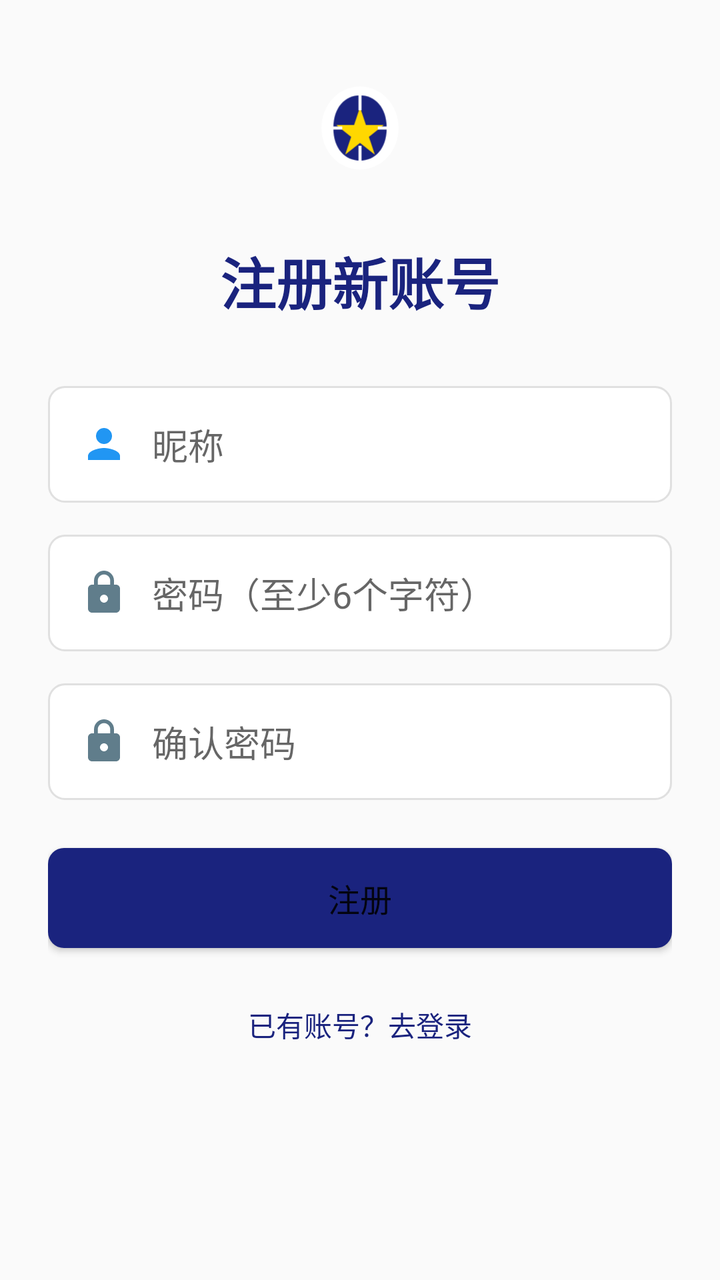
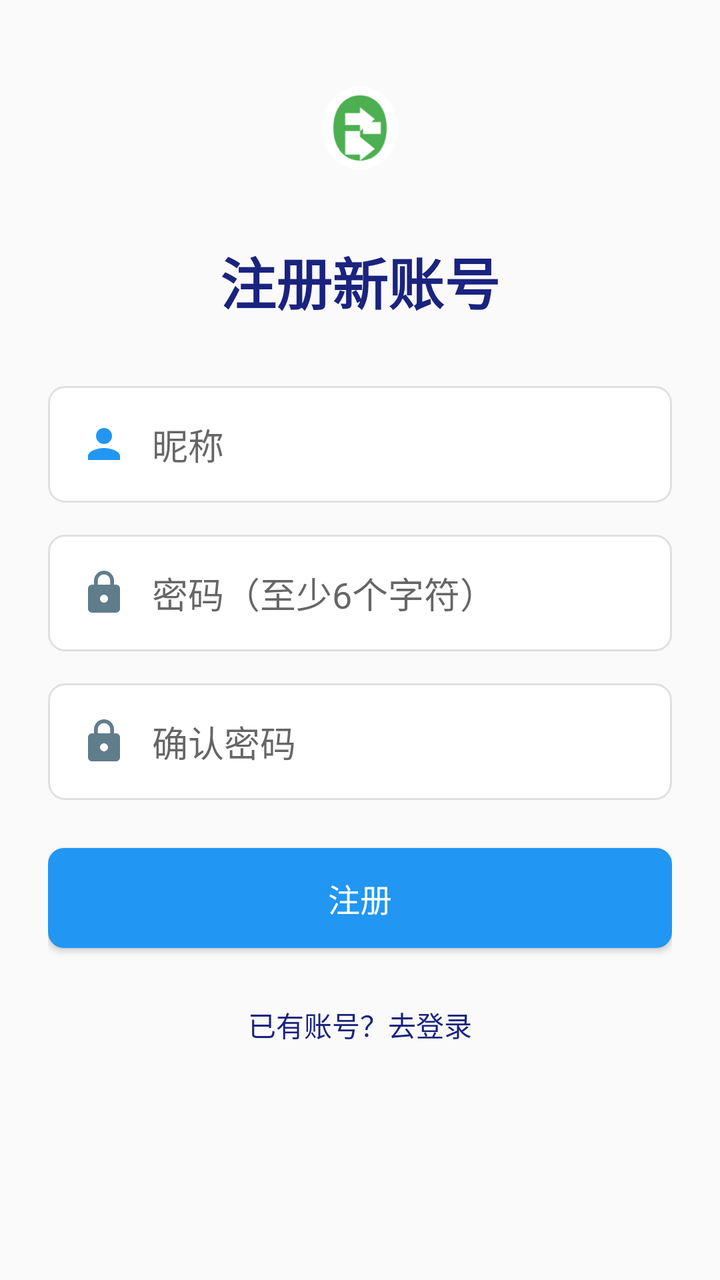

Before-and-after screenshots of an Android layout around one commit, followed by the original layout XML and the change that was made.
<!-- AndroidManifest.xml: application theme Theme.DShare -->
<!-- res/layout/activity_register.xml -->
<?xml version="1.0" encoding="utf-8"?>
<ScrollView xmlns:android="http://schemas.android.com/apk/res/android"
    android:layout_width="match_parent"
    android:layout_height="match_parent"
    android:background="#FAFAFA">
    <LinearLayout
        android:layout_width="match_parent"
        android:layout_height="wrap_content"
        android:orientation="vertical"
        android:padding="24dp"
        android:gravity="center">
        <ImageView
            android:layout_width="80dp"
            android:layout_height="80dp"
            android:src="@drawable/ic_launcher_foreground"
            android:layout_marginBottom="16dp" />
        <TextView
            android:layout_width="wrap_content"
            android:layout_height="wrap_content"
            android:text="@string/register_title"
            android:textSize="28sp"
            android:textStyle="bold"
            android:textColor="#1A237E"
            android:layout_marginBottom="32dp" />
        <EditText
            android:id="@+id/et_nickname"
            android:layout_width="match_parent"
            android:layout_height="wrap_content"
            android:hint="@string/nickname_hint"
            android:padding="16dp"
            android:background="@drawable/edittext_bg"
            android:drawableStart="@drawable/ic_person"
            android:drawablePadding="12dp" />
        <EditText
            android:id="@+id/et_password"
            android:layout_width="match_parent"
            android:layout_height="wrap_content"
            android:hint="@string/password_min_hint"
            android:inputType="textPassword"
            android:padding="16dp"
            android:layout_marginTop="16dp"
            android:background="@drawable/edittext_bg"
            android:drawableStart="@drawable/ic_lock"
            android:drawablePadding="12dp" />
        <EditText
            android:id="@+id/et_confirm_password"
            android:layout_width="match_parent"
            android:layout_height="wrap_content"
            android:hint="@string/confirm_password_hint"
            android:inputType="textPassword"
            android:padding="16dp"
            android:layout_marginTop="16dp"
            android:background="@drawable/edittext_bg"
            android:drawableStart="@drawable/ic_lock"
            android:drawablePadding="12dp" />
        <Button
            android:id="@+id/btn_register"
            android:layout_width="match_parent"
            android:layout_height="50dp"
            android:text="@string/btn_register"
            android:layout_marginTop="24dp"
            android:textSize="16sp"
            android:background="@drawable/button_primary_bg" />
        <TextView
            android:id="@+id/tv_login"
            android:layout_width="wrap_content"
            android:layout_height="wrap_content"
            android:text="@string/has_account_login"
            android:layout_marginTop="20dp"
            android:textColor="#1A237E"
            android:textSize="14sp"
            android:padding="8dp" />
    </LinearLayout>
</ScrollView>
<!-- resources referenced by this layout -->
<resources>
  <!-- drawable button_primary_bg (drawable) -->
  <?xml version="1.0" encoding="utf-8"?>
  <shape xmlns:android="http://schemas.android.com/apk/res/android">
      <solid android:color="#1A237E" />
      <corners android:radius="8dp" />
  </shape>
  <!-- drawable edittext_bg (drawable) -->
  <?xml version="1.0" encoding="utf-8"?>
  <shape xmlns:android="http://schemas.android.com/apk/res/android">
      <solid android:color="#FFFFFF" />
      <corners android:radius="8dp" />
      <stroke android:width="1dp" android:color="#E0E0E0" />
  </shape>
  <!-- drawable ic_launcher_foreground (drawable) -->
  <?xml version="1.0" encoding="utf-8"?>
  <vector xmlns:android="http://schemas.android.com/apk/res/android"
      android:width="108dp"
      android:height="108dp"
      android:viewportWidth="108"
      android:viewportHeight="108">
      <path
          android:fillColor="#FFFFFF"
          android:pathData="M54,26 C68,26 80,38 80,54 C80,70 68,82 54,82 C40,82 28,70 28,54 C28,38 40,26 54,26 Z"/>
      <path
          android:fillColor="#1A237E"
          android:pathData="M54,32 C64,32 72,40 72,54 C72,68 64,76 54,76 C44,76 36,68 36,54 C36,40 44,32 54,32 Z"/>
      <path
          android:fillColor="#FFD700"
          android:pathData="M54,40 L58,52 L70,52 L60,60 L64,72 L54,64 L44,72 L48,60 L38,52 L50,52 Z"/>
      <path
          android:fillColor="#FFFFFF"
          android:pathData="M50,42 L58,50"/>
      <path
          android:fillColor="#FFFFFF"
          android:strokeWidth="2"
          android:strokeColor="#FFFFFF"
          android:pathData="M30,54 L42,54 M66,54 L78,54 M54,30 L54,42 M54,66 L54,78"/>
  </vector>
  <!-- drawable ic_lock (drawable) -->
  <?xml version="1.0" encoding="utf-8"?>
  <vector xmlns:android="http://schemas.android.com/apk/res/android"
      android:width="24dp"
      android:height="24dp"
      android:viewportWidth="24"
      android:viewportHeight="24">
      <path
          android:fillColor="#607D8B"
          android:pathData="M18,8h-1V6c0,-2.76 -2.24,-5 -5,-5S7,3.24 7,6v2H6c-1.1,0 -2,0.9 -2,2v10c0,1.1 0.9,2 2,2h12c1.1,0 2,-0.9 2,-2V10c0,-1.1 -0.9,-2 -2,-2zM12,17c-1.1,0 -2,-0.9 -2,-2s0.9,-2 2,-2 2,0.9 2,2 -0.9,2 -2,2zM15.1,8H8.9V6c0,-1.71 1.39,-3.1 3.1,-3.1 1.71,0 3.1,1.39 3.1,3.1v2z"/>
  </vector>
  <!-- drawable ic_person (drawable) -->
  <?xml version="1.0" encoding="utf-8"?>
  <vector xmlns:android="http://schemas.android.com/apk/res/android"
      android:width="24dp"
      android:height="24dp"
      android:viewportWidth="24"
      android:viewportHeight="24">
      <path
          android:fillColor="#2196F3"
          android:pathData="M12,12c2.21,0 4,-1.79 4,-4s-1.79,-4 -4,-4 -4,1.79 -4,4 1.79,4 4,4zM12,14c-2.67,0 -8,1.34 -8,4v2h16v-2c0,-2.66 -5.33,-4 -8,-4z"/>
  </vector>
  <string name="btn_register">注册</string>
  <string name="confirm_password_hint">确认密码</string>
  <string name="has_account_login">已有账号？去登录</string>
  <string name="nickname_hint">昵称</string>
  <string name="password_min_hint">密码（至少6个字符）</string>
  <string name="register_title">注册新账号</string>
  <style name="Theme.DShare" parent="Theme.AppCompat.Light.NoActionBar">
          <item name="colorPrimary">@color/primary</item>
          <item name="colorPrimaryDark">@color/primary_dark</item>
          <item name="colorAccent">@color/accent</item>
      </style>
  <color name="primary">#1565C0</color>
  <color name="primary_dark">#0D47A1</color>
  <color name="accent">#FFD700</color>
</resources>

<!-- the commit's change to res/layout/activity_register.xml (unified diff, before → after) -->
@@ -60,6 +60,7 @@
             android:text="@string/btn_register"
             android:layout_marginTop="24dp"
             android:textSize="16sp"
+            android:textColor="#FFFFFF"
             android:background="@drawable/button_primary_bg" />
         <TextView
             android:id="@+id/tv_login"
<!-- resource entries referenced after the edit -->
@@ -3,7 +3,7 @@
   <!-- drawable button_primary_bg (drawable) -->
   <?xml version="1.0" encoding="utf-8"?>
   <shape xmlns:android="http://schemas.android.com/apk/res/android">
-      <solid android:color="#1A237E" />
+      <solid android:color="#2196F3" />
       <corners android:radius="8dp" />
   </shape>
   <!-- drawable edittext_bg (drawable) -->
@@ -24,19 +24,17 @@
           android:fillColor="#FFFFFF"
           android:pathData="M54,26 C68,26 80,38 80,54 C80,70 68,82 54,82 C40,82 28,70 28,54 C28,38 40,26 54,26 Z"/>
       <path
-          android:fillColor="#1A237E"
+          android:fillColor="#4CAF50"
           android:pathData="M54,32 C64,32 72,40 72,54 C72,68 64,76 54,76 C44,76 36,68 36,54 C36,40 44,32 54,32 Z"/>
       <path
-          android:fillColor="#FFD700"
-          android:pathData="M54,40 L58,52 L70,52 L60,60 L64,72 L54,64 L44,72 L48,60 L38,52 L50,52 Z"/>
+          android:fillColor="#FFFFFF"
+          android:pathData="M44,52 L44,44 L54,44 L54,40 L64,48 L54,56 L54,52 L44,52 Z"/>
       <path
           android:fillColor="#FFFFFF"
-          android:pathData="M50,42 L58,50"/>
+          android:pathData="M44,56 L54,56 L54,60 L64,68 L54,76 L54,72 L44,72 Z"/>
       <path
           android:fillColor="#FFFFFF"
-          android:strokeWidth="2"
-          android:strokeColor="#FFFFFF"
-          android:pathData="M30,54 L42,54 M66,54 L78,54 M54,30 L54,42 M54,66 L54,78"/>
+          android:pathData="M56,50 L68,50 L68,58 L56,58 Z"/>
   </vector>
   <!-- drawable ic_lock (drawable) -->
   <?xml version="1.0" encoding="utf-8"?>
